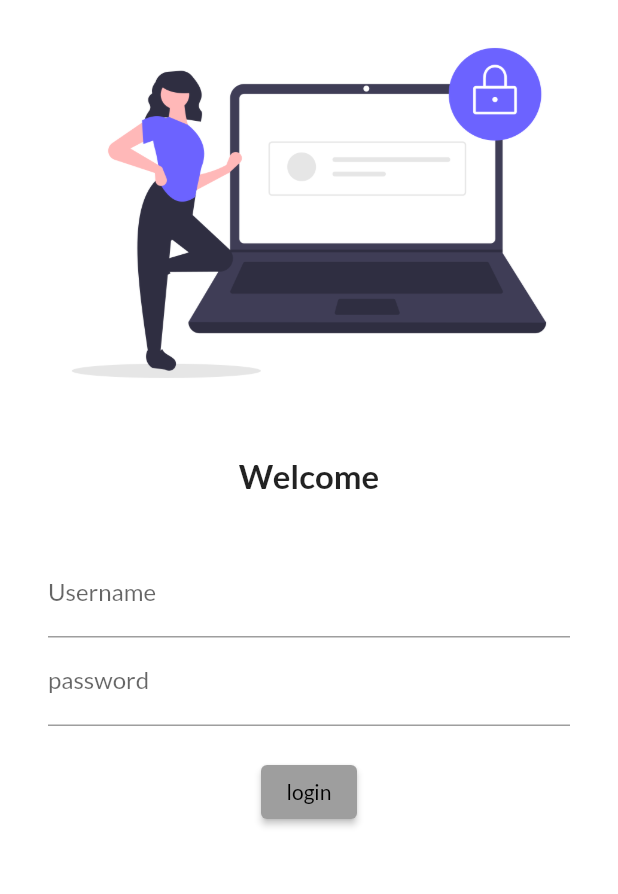
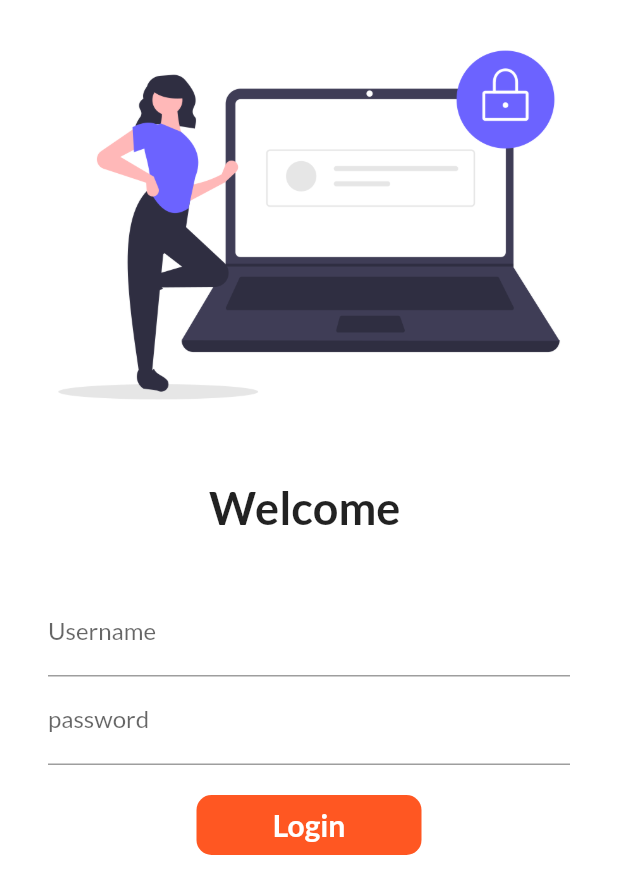
Before and after one commit to abubakarafridi/Flutterin30days, a Flutter app: the screen it shows after launch, on a phone screen of 412 x 824 dp. Shown: the top 894 px of the screen. Run offline on Flutter 3.47's test engine with Material 2 defaults, Android fonts, the phone set to English and light mode, and no system bars; our stand-ins replace google_fonts.

Commit message:
day 6 completed

```diff
--- a/sampleproject/lib/main.dart
+++ b/sampleproject/lib/main.dart
@@ -2,9 +2,9 @@ import 'dart:developer';
 
 import 'package:flutter/material.dart';
 import 'package:sampleproject/pages/Home_page.dart';
-import 'package:sampleproject/pages/list_page.dart';
 import 'package:sampleproject/pages/login_page.dart';
 import 'package:google_fonts/google_fonts.dart';
+import 'package:sampleproject/utitily/routes.dart';
 
 void main() {
   runApp(myapp());
@@ -27,9 +27,9 @@ class myapp extends StatelessWidget {
         ),
 
         routes: {
-          "/" :(context) => LoginPage(),
-          "/home":(context) => homePage(),
-          "/list":(context) => list()
+          MyRoutes.loginRoute :(context) => LoginPage(),
+          MyRoutes.homeRoute:(context) => homePage(),
+
         },
 );
   }
--- a/sampleproject/lib/pages/login_page.dart
+++ b/sampleproject/lib/pages/login_page.dart
@@ -1,56 +1,102 @@
 import 'package:flutter/material.dart';
+import 'package:sampleproject/utitily/routes.dart';
 
-class LoginPage extends StatelessWidget {
+class LoginPage extends StatefulWidget {
+  @override
+  State<LoginPage> createState() => _LoginPageState();
+}
+
+class _LoginPageState extends State<LoginPage> {
+  String name = "";
+  bool changebutton = false;
   @override
   Widget build(BuildContext context) {
     return Material(
         color: Colors.white,
-      child:Column(
+        child: SingleChildScrollView(
+          child: Column(
             children: [
-
-         Image.asset("assets/images/login_image.png",fit: BoxFit.cover,),
+              Image.asset(
+                "assets/images/login_image.png",
+                fit: BoxFit.cover,
+                height: 300,
+              ),
               SizedBox(
                 height: 20.0,
               ),
-         Text( "Welcome",
-         style:
-         TextStyle(
-         fontSize: 22,fontWeight: FontWeight.bold ),
+              Text(
+                "Welcome $name",
+                style: TextStyle(
+                  fontSize: 30,
+                  fontWeight: FontWeight.bold,
+                ),
               ),
               SizedBox(
                 height: 20.0,
               ),
               Padding(
-            padding: const EdgeInsets.symmetric(vertical: 16.0, horizontal:32.0),
+                padding: const EdgeInsets.symmetric(
+                    vertical: 16.0, horizontal: 32.0),
                 child: Column(
                   children: [
                     TextFormField(
                       decoration: InputDecoration(
                         hintText: "Enter username",
-                labelText:"Username" ,
+                        labelText: "Username",
                       ),
+                      onChanged: (value) {
+                        name = value;
+                        setState(() {});
+                      },
                     ),
                     TextFormField(
                       obscureText: true,
                       decoration: InputDecoration(
                         hintText: "Enter password",
-                labelText:"password",
+                        labelText: "password",
                       ),
                     ),
                     SizedBox(
                       height: 20.0,
                     ),
-         ElevatedButton(onPressed:() {print("hi code kajura");
+                    InkWell(
+                      onTap: () async {
+                        setState(() {
+                          changebutton = true;
+                        });
+                        await Future.delayed(Duration(seconds: 1));
+                        Navigator.pushNamed(context, MyRoutes.homeRoute);
                       },
-         style: TextButton.styleFrom(),
-          child: Text("login"),
+                      child: AnimatedContainer(
+                        duration: Duration(seconds: 1),
+                        width: changebutton? 50: 150,
+                        height: 40,
+                        alignment: Alignment.center,
+                        child: changebutton?Icon(Icons.done,color:Colors.white):Text(
+                          "Login",
+                          style: (TextStyle(
+                              color: Colors.white,
+                              fontWeight: FontWeight.bold,
+                              fontSize: 20)),
                         ),
+                        decoration: BoxDecoration(
+                          color: Colors.deepOrange,
+                          borderRadius: BorderRadius.circular(changebutton ? 55: 10),
+                        ),
+                      ),
+                    ),
+                    // ElevatedButton(
+                    //   child: Text("login"),
+                    //   style: TextButton.styleFrom(minimumSize: Size(160, 50)),
+                    //   onPressed: () {
+                    //     Navigator.pushNamed(context, MyRoutes.homeRoute);
+                    //   },
+                    // )
                   ],
                 ),
               )
-
             ],
-      )
-      );
+          ),
+        ));
   }
 }
--- /dev/null
+++ b/sampleproject/lib/utitily/routes.dart
@@ -0,0 +1,4 @@
+class MyRoutes {
+  static String loginRoute = "/";
+  static String homeRoute = "/home";
+}
```
Also changed, not shown: sampleproject/lib/pages/list_page.dart (deleted, +0 -91 lines), 2 other files. Lines whose indentation alone changed are shown as unchanged.
